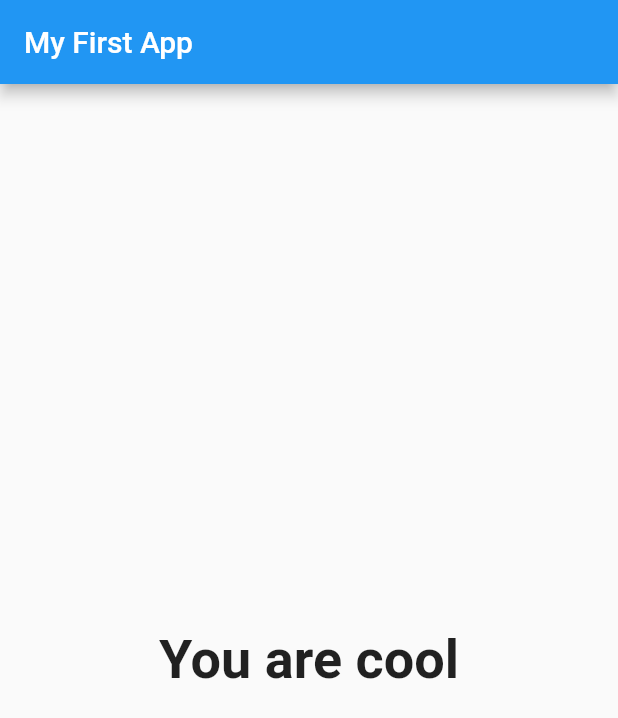
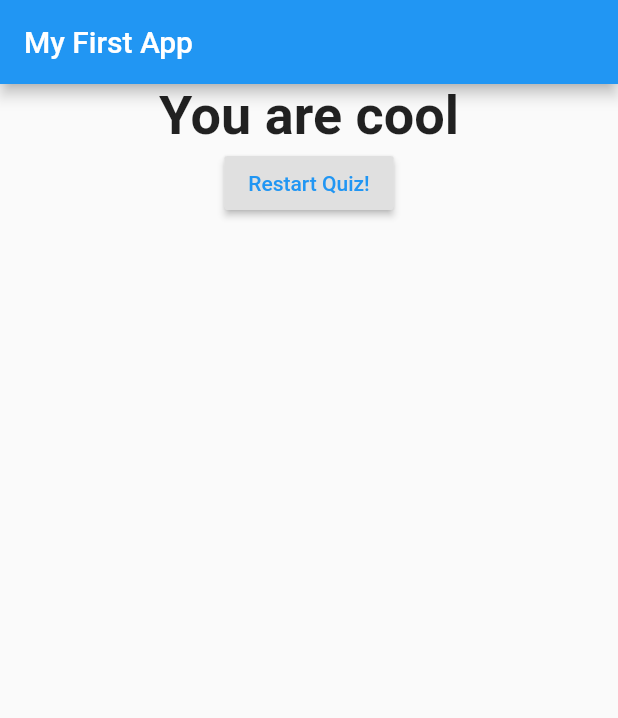
Before and after one commit to ShivamGoyal26/My_First_Flutter_App, a Flutter app: the screen it shows after launch, after a tap on "Black", after a tap on "Tiger", after a tap on "Bmw", on a phone screen of 412 x 824 dp. Shown: the top 718 px of the screen. Run offline on Flutter 3.47's test engine with Material 2 defaults, Android fonts, the phone set to English and light mode, and no system bars; missing offline and left inert: dart:ffi.

Commit message:
9th commit

```diff
--- a/lib/main.dart
+++ b/lib/main.dart
@@ -1,3 +1,5 @@
+import 'dart:ffi';
+
 import 'package:flutter/material.dart';
 import './quiz.dart';
 import './result.dart';
@@ -17,7 +19,13 @@ class MyApp extends StatefulWidget {
 class _MyAppState extends State<MyApp> {
   var _questionIndex = 0;
   var _totalScore = 0;
+  Void _resetQuiz() {
+    setState(() {
 
+    });
+    _questionIndex = 0; // now here you can these two variables in the setstate also but mainly set state is used to call the build method in the code
+    _totalScore = 0;
+  }
   // final questions = const [
   //   {
   //     'questionText': "what's your favorite color",
@@ -88,7 +96,8 @@ class _MyAppState extends State<MyApp> {
                 questionIndex: _questionIndex,
                 questions: _questions,
               )
-            : Result(_totalScore),
+            : Result(_totalScore, _resetQuiz, // here we are passing the pointer or the address of the function without adding (0
+            )
       ),
     );
   }
--- a/lib/result.dart
+++ b/lib/result.dart
@@ -2,8 +2,9 @@ import 'package:flutter/material.dart';
 
 class Result extends StatelessWidget {
   final int resultScore;
+  final Function resetHandler;
 
-  Result(this.resultScore);
+  Result(this.resultScore, this.resetHandler);
 
   String get resultPhrase {
     String resultText;
@@ -29,9 +30,18 @@ class Result extends StatelessWidget {
   @override
   Widget build(BuildContext context) {
     return Center(
-      child: Text(
-        resultPhrase,
-        style: TextStyle(fontSize: 36, fontWeight: FontWeight.bold),
+      child: Column(
+        children: <Widget>[
+          Text(
+            resultPhrase,
+            style: TextStyle(fontSize: 36, fontWeight: FontWeight.bold),
+          ),
+          RaisedButton(
+            child: Text("Restart Quiz!"),
+            textColor: Colors.blue,
+            onPressed: resetHandler,
+          )
+        ],
       ),
     );
   }
```
